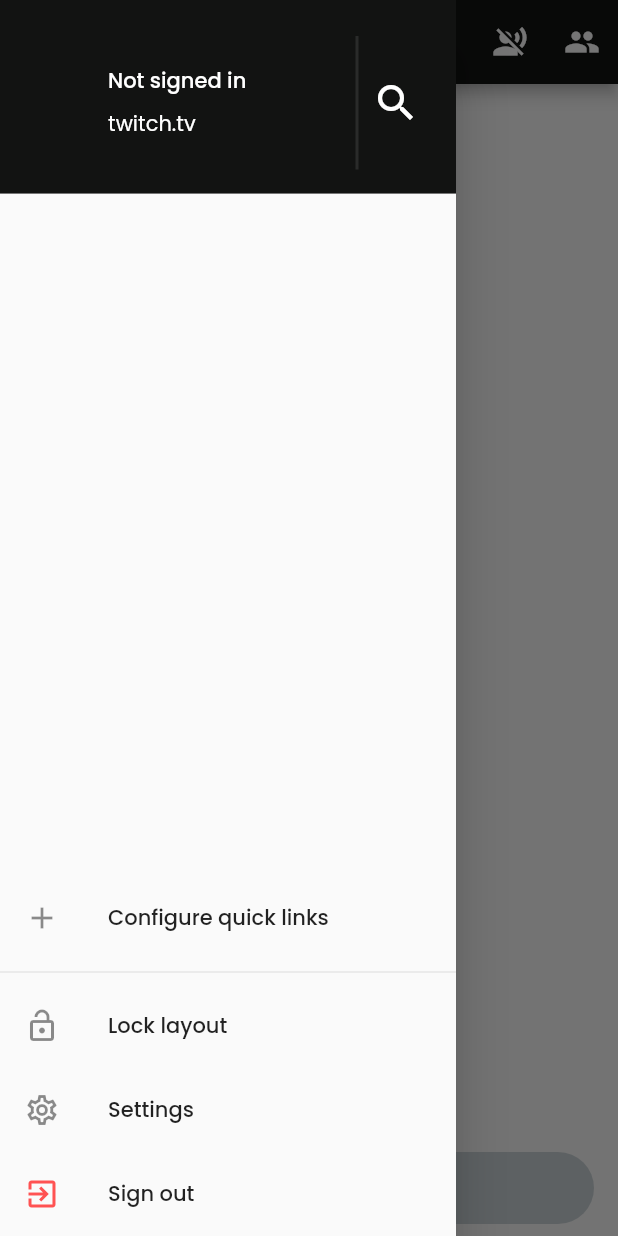
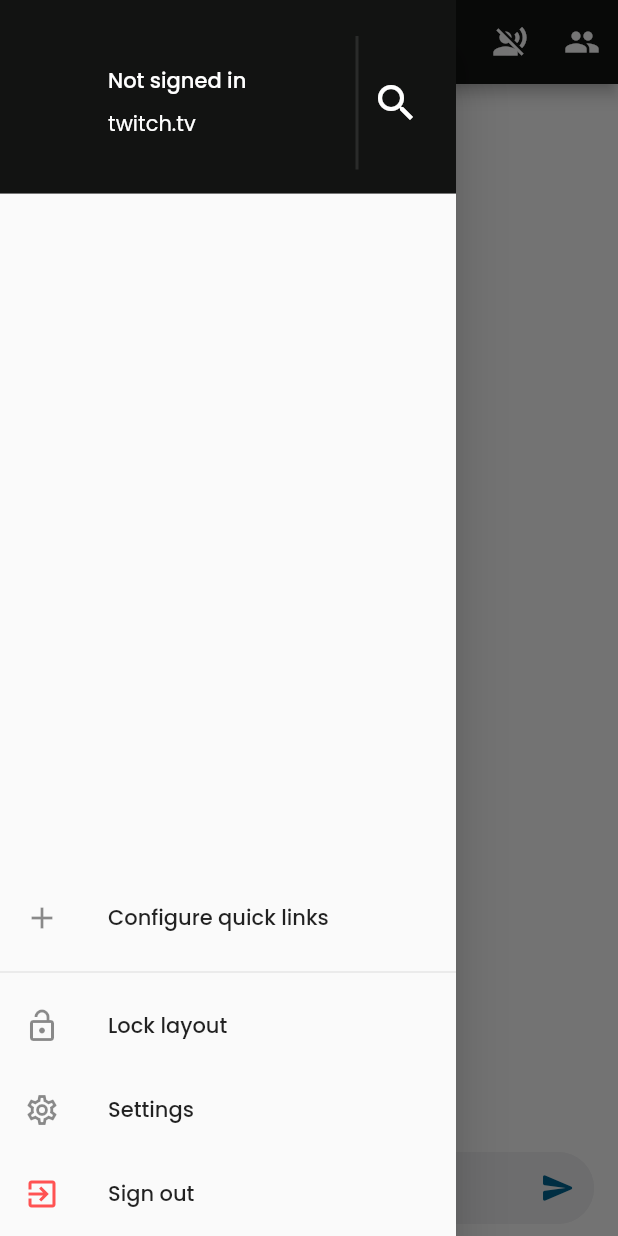
Before and after one commit to muxable/rtchat, a Flutter app: the HomeScreen screen opened directly with empty values, with the side drawer open, on a phone screen of 412 x 824 dp. Run offline on Flutter 3.47's test engine with Material 2 defaults, Android fonts, the phone set to English and light mode, and no system bars; our stand-ins replace audioplayers, cloud_firestore, cloud_functions, firebase_analytics, firebase_auth, firebase_core and 8 more; missing offline and left inert: flutter_inappwebview, flutter_web_auth, linkify, metadata_fetch, mobile_scanner, motion_sensors; accounts and stored records are empty; network calls fail.

Commit message:
feat: update home screen style

```diff
--- a/lib/components/message_input.dart
+++ b/lib/components/message_input.dart
@@ -19,6 +19,19 @@ class _MessageInputWidgetState extends State<MessageInputWidget> {
   final _textEditingController = TextEditingController();
   final _chatInputFocusNode = FocusNode();
   var _isEmotePickerVisible = false;
+
+  sendMessage(String value) async {
+    value = value.trim();
+    if (value.isEmpty) {
+      return;
+    }
+    if (value.startsWith('!')) {
+      final commandsModel = Provider.of<CommandsModel>(context, listen: false);
+      commandsModel.addCommand(Command(value, DateTime.now()));
+    }
+    ActionsAdapter.instance.send(widget.channel, value);
+    _textEditingController.clear();
+  }
 
   Widget _buildCommandBar(BuildContext context) {
     return KeyboardVisibilityBuilder(builder: (context, isKeyboardVisible) {
@@ -70,17 +83,29 @@ class _MessageInputWidgetState extends State<MessageInputWidget> {
 
   @override
   Widget build(BuildContext context) {
-    return Column(children: [
+    return Material(
+      child: Column(children: [
         Padding(
           padding: const EdgeInsets.symmetric(horizontal: 16, vertical: 8),
           child: Container(
             decoration: BoxDecoration(
-              borderRadius: const BorderRadius.all(Radius.circular(50)),
-              color: Colors.blueGrey.withOpacity(0.30)),
+                borderRadius: const BorderRadius.all(Radius.circular(24)),
+                color: Theme.of(context).inputDecorationTheme.fillColor),
             child: Row(children: [
-            Padding(
-              padding: const EdgeInsets.only(left: 4),
+              Expanded(
+                child: TextField(
+                  focusNode: _chatInputFocusNode,
+                  controller: _textEditingController,
+                  textInputAction: TextInputAction.send,
+                  maxLines: 6,
+                  minLines: 1,
+                  textAlignVertical: TextAlignVertical.center,
+                  decoration: InputDecoration(
+                      prefixIcon: Material(
+                        color: Theme.of(context).inputDecorationTheme.fillColor,
+                        borderRadius: BorderRadius.circular(24),
                         child: IconButton(
+                            color: Theme.of(context).colorScheme.onSurface,
                             onPressed: () {
                               if (_isEmotePickerVisible) {
                                 setState(() => _isEmotePickerVisible = false);
@@ -90,18 +115,24 @@ class _MessageInputWidgetState extends State<MessageInputWidget> {
                                 setState(() => _isEmotePickerVisible = true);
                               }
                             },
+                            splashRadius: 24,
                             icon: Icon(_isEmotePickerVisible
                                 ? Icons.keyboard_rounded
                                 : Icons.tag_faces_rounded)),
                       ),
-            Expanded(
-              child: TextField(
-                focusNode: _chatInputFocusNode,
-                controller: _textEditingController,
-                textInputAction: TextInputAction.send,
-                maxLines: null,
-                decoration: const InputDecoration(
-                    border: InputBorder.none, hintText: "Send a message..."),
+                      suffixIcon: Material(
+                        color: Theme.of(context).inputDecorationTheme.fillColor,
+                        borderRadius: BorderRadius.circular(24),
+                        child: IconButton(
+                          icon: const Icon(Icons.send_rounded),
+                          color: Theme.of(context).colorScheme.primary,
+                          splashRadius: 24,
+                          onPressed: () =>
+                              sendMessage(_textEditingController.text),
+                        ),
+                      ),
+                      border: InputBorder.none,
+                      hintText: "Send a message..."),
                   onChanged: (text) {
                     final filtered = text.replaceAll('\n', ' ');
                     if (filtered == text) {
@@ -112,39 +143,16 @@ class _MessageInputWidgetState extends State<MessageInputWidget> {
                         selection: TextSelection.fromPosition(TextPosition(
                             offset: _textEditingController.text.length)));
                   },
-                onSubmitted: (value) async {
-                  value = value.trim();
-                  if (value.isEmpty) {
-                    return;
-                  }
-                  if (value.startsWith('!')) {
-                    final commandsModel =
-                        Provider.of<CommandsModel>(context, listen: false);
-                    commandsModel.addCommand(Command(value, DateTime.now()));
-                  }
-                  ActionsAdapter.instance.send(widget.channel, value);
-                  _textEditingController.clear();
-                },
+                  onSubmitted: sendMessage,
                   onTap: () => setState(() => _isEmotePickerVisible = false),
                 ),
               ),
-            _isEmotePickerVisible
-                ? IconButton(
-                    icon: const Icon(Icons.send),
-                    onPressed: () {
-                      var text = _textEditingController.text;
-                      if (text.isEmpty) {
-                        return;
-                      }
-                      ActionsAdapter.instance.send(widget.channel, text);
-                      _textEditingController.clear();
-                    })
-                : Container(),
             ]),
           ),
         ),
         _buildCommandBar(context),
         _isEmotePickerVisible ? _buildEmotePicker(context) : Container(),
-    ]);
+      ]),
+    );
   }
 }
--- a/lib/main.dart
+++ b/lib/main.dart
@@ -293,6 +293,9 @@ class _AppState extends State<App> {
               background: Colors.white,
             ),
             toggleableActiveColor: ThemeColors.lightAccentColor,
+            inputDecorationTheme: const InputDecorationTheme(
+              fillColor: ThemeColors.lightTextFieldColor,
+            ),
             appBarTheme: const AppBarTheme(color: ThemeColors.detailColor),
           ),
           darkTheme: ThemeData(
--- a/lib/theme_colors.dart
+++ b/lib/theme_colors.dart
@@ -6,4 +6,5 @@ class ThemeColors {
   static const textFieldColor = Color(0xFF1D1D1F);
 
   static const lightAccentColor = Color(0xFF006591);
+  static const lightTextFieldColor = Color(0xFFEDEDEF);
 }
```
Also changed, not shown: lib/components/emote_picker.dart (+12 -5 lines). Lines whose indentation alone changed are shown as unchanged.
